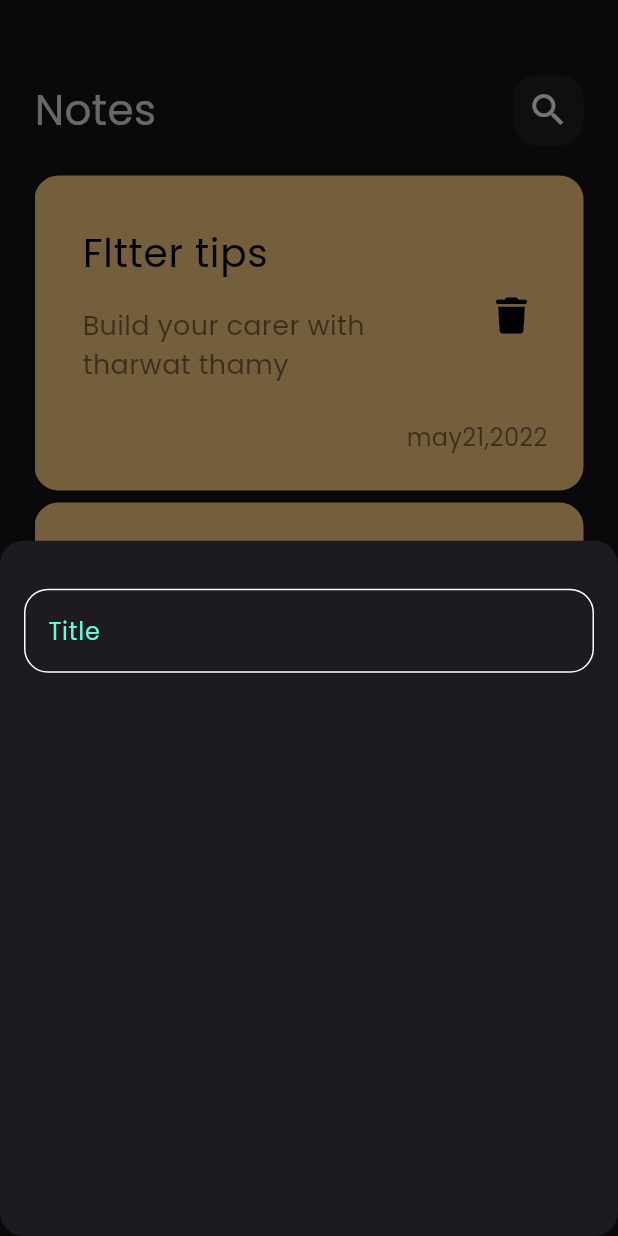
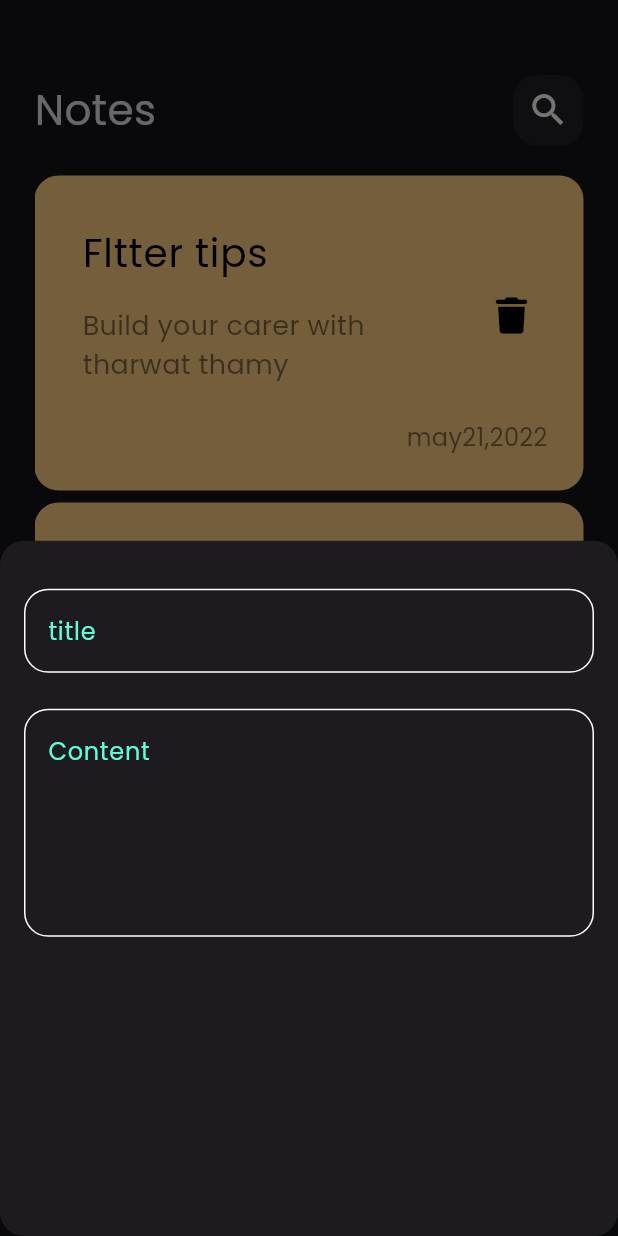
Before and after one commit to MoustafaMohamed1/notes_app, a Flutter app: the screen it shows after launch, after a tap on the "add" icon, on a phone screen of 412 x 824 dp. Run offline on Flutter 3.47's test engine with Material 3 defaults, Android fonts, the phone set to English and light mode, and no system bars; our stand-ins replace font_awesome_flutter.

Commit message:
add fields to bottom sheet

```diff
--- a/lib/widgets/add_note_bottom_sheet.dart
+++ b/lib/widgets/add_note_bottom_sheet.dart
@@ -6,14 +6,21 @@ class AddNoteBottomSheet extends StatelessWidget {
 
   @override
   Widget build(BuildContext context) {
-    return Padding(
+    return  const Padding(
         padding: EdgeInsets.symmetric(horizontal: 16),
         child: Column(
           children: [
-            SizedBox(
+            const SizedBox(
               height: 32,
             ),
-            CustomTextfield(),
+            CustomTextfield(
+              hintText: 'title',
+            ),
+            const SizedBox(height: 24),
+            CustomTextfield(
+              hintText: 'Content',
+              maxLines: 5,
+            ),
           ],
         ));
   }
--- a/lib/widgets/custom_text_field.dart
+++ b/lib/widgets/custom_text_field.dart
@@ -1,14 +1,16 @@
 import 'package:flutter/material.dart';
 import 'package:noteapp/constants.dart';
 class CustomTextfield extends StatelessWidget {
-  const CustomTextfield({super.key});
-
+  const CustomTextfield({required this.hintText, this.maxLines = 1});
+  final String hintText;
+  final int maxLines;
   @override
   Widget build(BuildContext context) {
     return TextField(
        cursorColor: kPrimaryColor,
+      maxLines: maxLines,
       decoration: InputDecoration(
-        hintText: 'Title',hintStyle: TextStyle(color: kPrimaryColor),
+        hintText: hintText,hintStyle: TextStyle(color: kPrimaryColor),
         border: buildBorder(),
         enabledBorder: buildBorder(),
         focusedBorder: buildBorder(kPrimaryColor),
```
